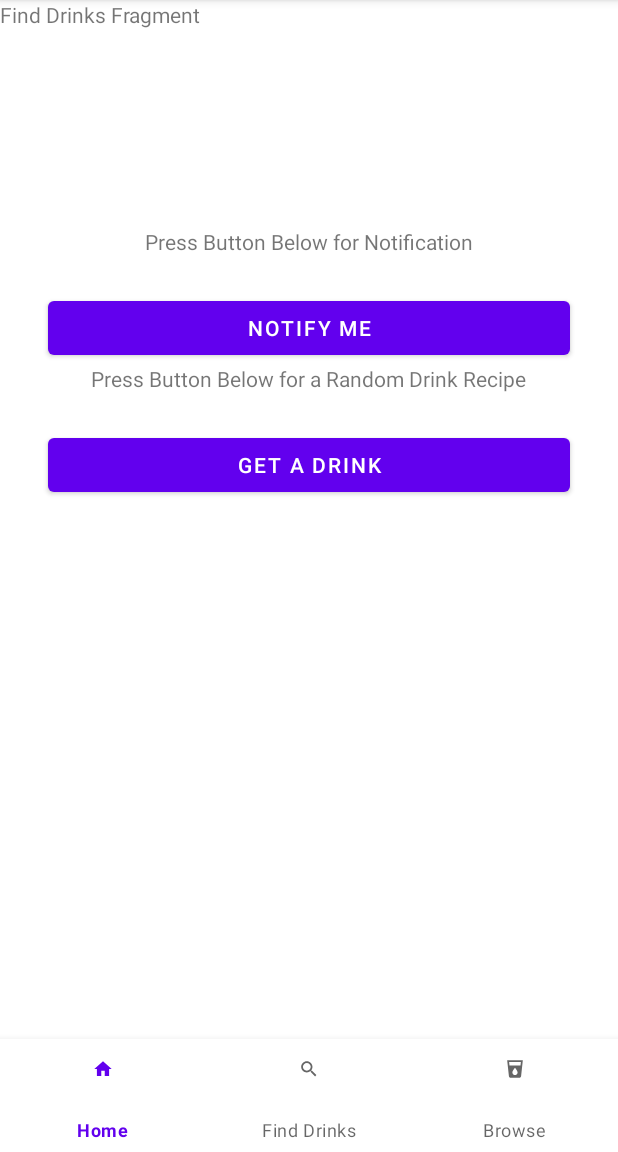
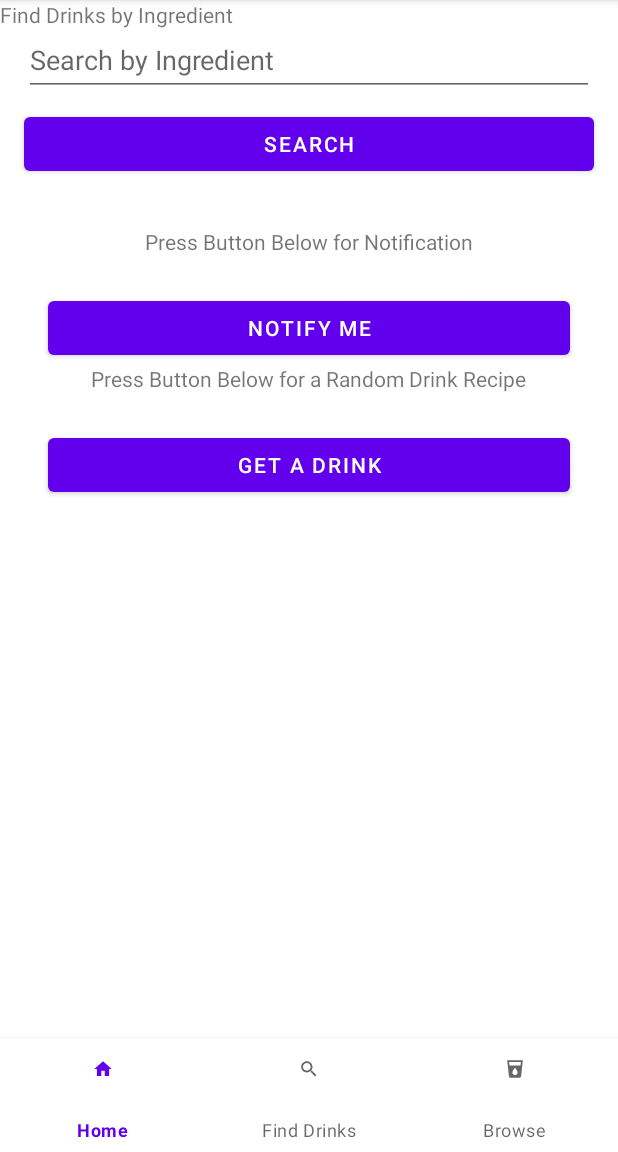
Before and after one commit to stoll2882/Pocket-Bartender, an Android app: the fragment FindDrinksFragment placed in its activity, on a phone screen of 412 x 824 dp, the part 84-1236 px from its top. Run offline under Robolectric (Android 15) with nearby library versions, the phone set to English and light mode, and no system bars; our stand-ins replace Volley; network calls fail.

Commit message:
seach layout

```diff
--- a/app/src/main/res/layout/fragment_find_drinks.xml
+++ b/app/src/main/res/layout/fragment_find_drinks.xml
@@ -1,15 +1,59 @@
 <?xml version="1.0" encoding="utf-8"?>
-<FrameLayout xmlns:android="http://schemas.android.com/apk/res/android"
+<androidx.constraintlayout.widget.ConstraintLayout xmlns:android="http://schemas.android.com/apk/res/android"
+    xmlns:app="http://schemas.android.com/apk/res-auto"
     xmlns:tools="http://schemas.android.com/tools"
     android:layout_width="match_parent"
     android:layout_height="match_parent"
     tools:context=".MainActivity">
 
     <!-- TODO: Update blank fragment layout -->
+
     <TextView
         android:id="@+id/findDrinksFragment"
         android:layout_width="match_parent"
         android:layout_height="match_parent"
-        android:text="Find Drinks Fragment" />
+        android:text="Find Drinks by Ingredient"
+        tools:layout_editor_absoluteX="0dp"
+        tools:layout_editor_absoluteY="0dp" />
 
-</FrameLayout>
+    <EditText
+        android:id="@+id/searchEditText"
+        android:layout_width="0dp"
+        android:layout_height="wrap_content"
+        android:layout_marginStart="16dp"
+        android:layout_marginTop="16dp"
+        android:layout_marginEnd="16dp"
+        android:ems="10"
+        android:hint="Search by Ingredient"
+        android:inputType="textPersonName"
+        android:minHeight="48dp"
+        app:layout_constraintBottom_toTopOf="@+id/searchButton"
+        app:layout_constraintEnd_toEndOf="parent"
+        app:layout_constraintStart_toStartOf="parent"
+        app:layout_constraintTop_toTopOf="parent" />
+
+    <Button
+        android:id="@+id/searchButton"
+        android:layout_width="0dp"
+        android:layout_height="wrap_content"
+        android:layout_marginStart="16dp"
+        android:layout_marginTop="8dp"
+        android:layout_marginEnd="16dp"
+        android:text="Search"
+        app:layout_constraintEnd_toEndOf="parent"
+        app:layout_constraintStart_toStartOf="parent"
+        app:layout_constraintTop_toBottomOf="@+id/searchEditText" />
+
+    <androidx.recyclerview.widget.RecyclerView
+        android:layout_width="0dp"
+        android:layout_height="0dp"
+        android:layout_marginStart="16dp"
+        android:layout_marginTop="8dp"
+        android:layout_marginEnd="16dp"
+        android:layout_marginBottom="16dp"
+        app:layout_constraintBottom_toBottomOf="parent"
+        app:layout_constraintEnd_toEndOf="parent"
+        app:layout_constraintStart_toStartOf="parent"
+        app:layout_constraintTop_toBottomOf="@+id/searchButton" />
+
+</androidx.constraintlayout.widget.ConstraintLayout>
```
